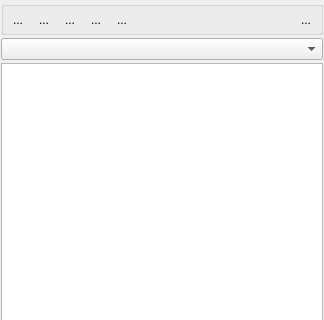
This is Plugins/org.mitk.gui.qt.multilabelsegmentation/src/internal/Common/QmitkLabelSetWidgetControls.ui in MITK/MITK as Qt 5 draws it before an edit; both pictures show x 0 to 324 and y 0 to 320 of the 324 by 813 pixel window. The edited form follows.
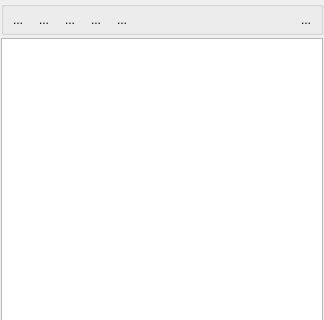
This is the edited form. Icons and pictures are not drawn. Custom widgets are drawn as their Qt base class.

Commit message: reorganized view and widgets

```diff
--- a/Plugins/org.mitk.gui.qt.multilabelsegmentation/src/internal/Common/QmitkLabelSetWidgetControls.ui
+++ b/Plugins/org.mitk.gui.qt.multilabelsegmentation/src/internal/Common/QmitkLabelSetWidgetControls.ui
@@ -11,7 +11,7 @@
    </rect>
   </property>
   <property name="sizePolicy">
-   <sizepolicy hsizetype="Preferred" vsizetype="Maximum">
+   <sizepolicy hsizetype="Preferred" vsizetype="MinimumExpanding">
     <horstretch>0</horstretch>
     <verstretch>0</verstretch>
    </sizepolicy>
@@ -192,20 +192,10 @@
      </layout>
     </widget>
    </item>
-   <item>
-    <widget class="QmitkDataStorageComboBox" name="m_cbWorkingNodeSelector">
-     <property name="sizePolicy">
-      <sizepolicy hsizetype="Minimum" vsizetype="Fixed">
-       <horstretch>0</horstretch>
-       <verstretch>0</verstretch>
-      </sizepolicy>
-     </property>
-    </widget>
-   </item>
    <item>
     <widget class="QmitkLabelSetTableWidget" name="m_LabelSetTableWidget">
      <property name="sizePolicy">
-      <sizepolicy hsizetype="Expanding" vsizetype="Expanding">
+      <sizepolicy hsizetype="Expanding" vsizetype="MinimumExpanding">
        <horstretch>0</horstretch>
        <verstretch>0</verstretch>
       </sizepolicy>
@@ -244,11 +234,6 @@
    <extends>QLineEdit</extends>
    <header location="global">ctkSearchBox.h</header>
   </customwidget>
-  <customwidget>
-   <class>QmitkDataStorageComboBox</class>
-   <extends>QComboBox</extends>
-   <header location="global">QmitkDataStorageComboBox.h</header>
-  </customwidget>
  </customwidgets>
  <resources>
   <include location="../../../resources/multilabelsegmentation.qrc"/>
```
Left out of the diff: 2 changed lines with no effect on the pictures. The commit also changes 7 other files.
